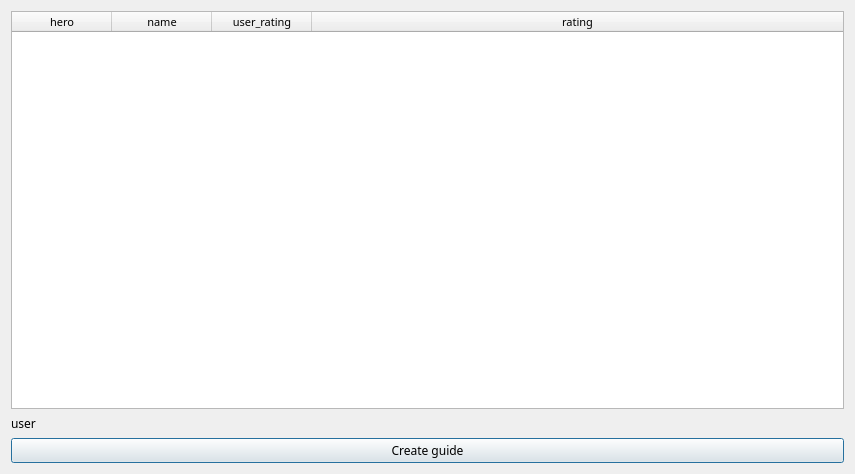
First picture: the form in raw_qt/guide.ui, repository VPirog/DotaDatabase, before the edit.
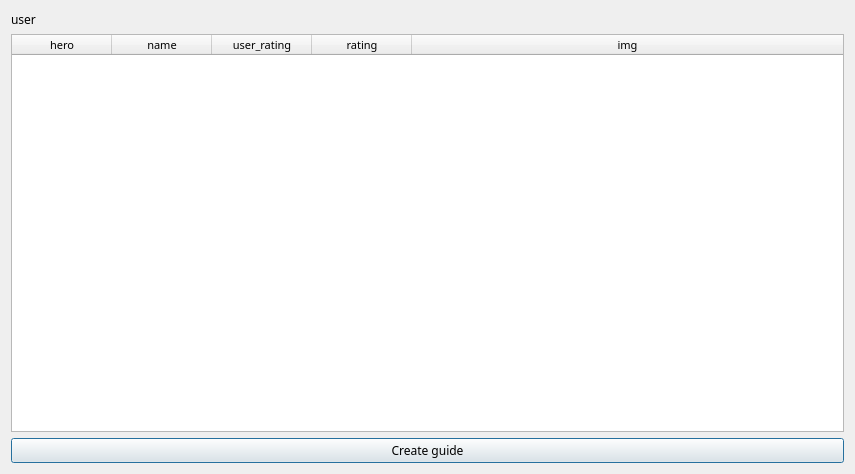
Second picture: the form after the edit.

What changed in the file:
```diff
--- a/raw_qt/guide.ui
+++ b/raw_qt/guide.ui
@@ -14,6 +14,21 @@
    <string>Dialog</string>
   </property>
   <layout class="QVBoxLayout" name="verticalLayout">
+   <item>
+    <widget class="QLabel" name="user_name_label">
+     <property name="font">
+      <font>
+       <family>Unbounded</family>
+      </font>
+     </property>
+     <property name="cursor">
+      <cursorShape>ArrowCursor</cursorShape>
+     </property>
+     <property name="text">
+      <string>user</string>
+     </property>
+    </widget>
+   </item>
    <item>
     <widget class="QTableWidget" name="guide_table">
      <property name="minimumSize">
@@ -72,21 +87,11 @@
        <string>rating</string>
       </property>
      </column>
-    </widget>
-   </item>
-   <item>
-    <widget class="QLabel" name="user_name_label">
-     <property name="font">
-      <font>
-       <family>Unbounded</family>
-      </font>
-     </property>
-     <property name="cursor">
-      <cursorShape>ArrowCursor</cursorShape>
-     </property>
-     <property name="text">
-      <string>user</string>
-     </property>
+     <column>
+      <property name="text">
+       <string>img</string>
+      </property>
+     </column>
     </widget>
    </item>
    <item>
```
